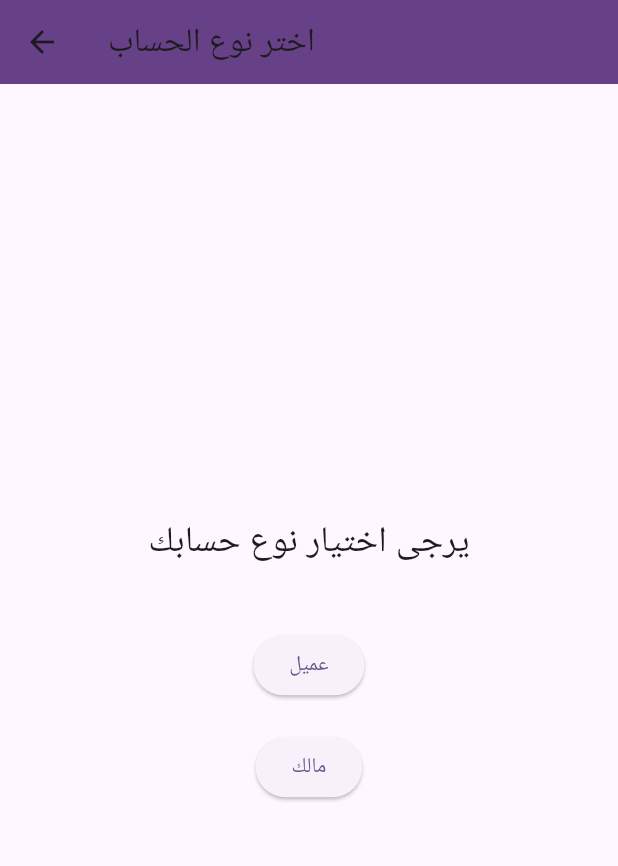
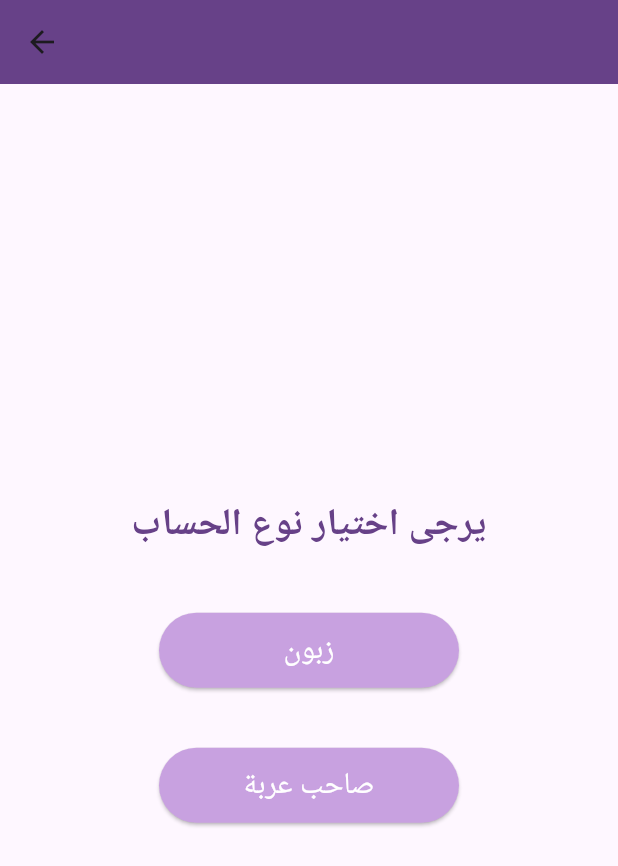
Before and after one commit to GhalaAlotaibi/2024-25_GP_9, a Flutter app: the UserTypeSelectionPage screen opened directly, on a phone screen of 412 x 824 dp. Shown: the top 866 px of the screen. Run offline on Flutter 3.47's test engine with Material 3 defaults, Android fonts, the phone set to English and light mode, and no system bars.

Commit message:
change buttons style

```diff
--- a/lib/main.dart
+++ b/lib/main.dart
@@ -7,7 +7,7 @@ void main() {
 
 class MyApp extends StatelessWidget {
   const MyApp({super.key});
-//
+
   @override
   Widget build(BuildContext context) {
     return MaterialApp(
--- a/lib/screens/userTypeSelection_screen.dart
+++ b/lib/screens/userTypeSelection_screen.dart
@@ -9,19 +9,23 @@ class UserTypeSelectionPage extends StatelessWidget {
   Widget build(BuildContext context) {
     return Scaffold(
       appBar: AppBar(
-        title: const Text('اختر نوع الحساب'), // Title in Arabic
         backgroundColor: const Color(0xFF674188),
       ),
       body: Center(
         child: Column(
           mainAxisAlignment: MainAxisAlignment.center,
           children: [
-            const Text(
-              'يرجى اختيار نوع حسابك', // Prompt in Arabic
-              style: TextStyle(fontSize: 24.0),
-            ),
+            const Text('يرجى اختيار نوع الحساب', // Prompt in Arabic
+                style: TextStyle(
+                  fontSize: 25.0,
+                  fontWeight: FontWeight.w600,
+                  color: Color(0xFF674188),
+                )),
             const SizedBox(height: 40.0),
-            ElevatedButton(
+            SizedBox(
+              width: 200, // Fixed width for the button
+              height: 50, // Fixed height for the button
+              child: ElevatedButton(
                 onPressed: () {
                   Navigator.push(
                     context,
@@ -31,19 +35,35 @@ class UserTypeSelectionPage extends StatelessWidget {
                     ),
                   );
                 },
-              child: const Text('عميل'), // Button text for Customer
+                style: ElevatedButton.styleFrom(
+                  backgroundColor: const Color(0xFFC8A1E0),
+                  foregroundColor: Colors.white, //
+                  textStyle: const TextStyle(fontSize: 20), // Text style
                 ),
-            const SizedBox(height: 20.0),
-            ElevatedButton(
+                child: const Text('زبون'), // Button text for Customer
+              ),
+            ),
+            const SizedBox(height: 40.0),
+            SizedBox(
+              width: 200, // Fixed width for the button
+              height: 50, // Fixed height for the button
+              child: ElevatedButton(
                 onPressed: () {
-                // Navigator.push(
-                // context,
-                //MaterialPageRoute(
-                //  builder: (context) => const OwnerSignUpScreen(), // Navigate to Owner Sign Up
-                // ),
-                //);
+                  Navigator.push(
+                    context,
+                    MaterialPageRoute(
+                      builder: (context) =>
+                          const SignUpScreen(), // Navigate to Owner Sign Up
+                    ),
+                  );
                 },
-              child: const Text('مالك'), // Button text for Owner
+                style: ElevatedButton.styleFrom(
+                  backgroundColor: const Color(0xFFC8A1E0),
+                  foregroundColor: Colors.white, //
+                  textStyle: const TextStyle(fontSize: 20), // Text style
+                ),
+                child: const Text('صاحب عربة'), // Button text for Owner
+              ),
             ),
           ],
         ),
```
Lines whose indentation alone changed are shown as unchanged.
